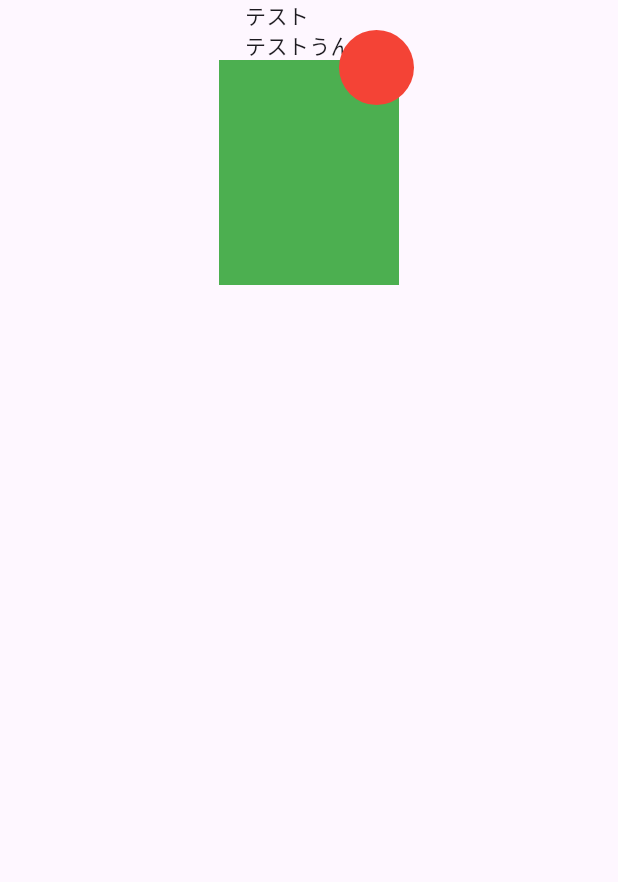
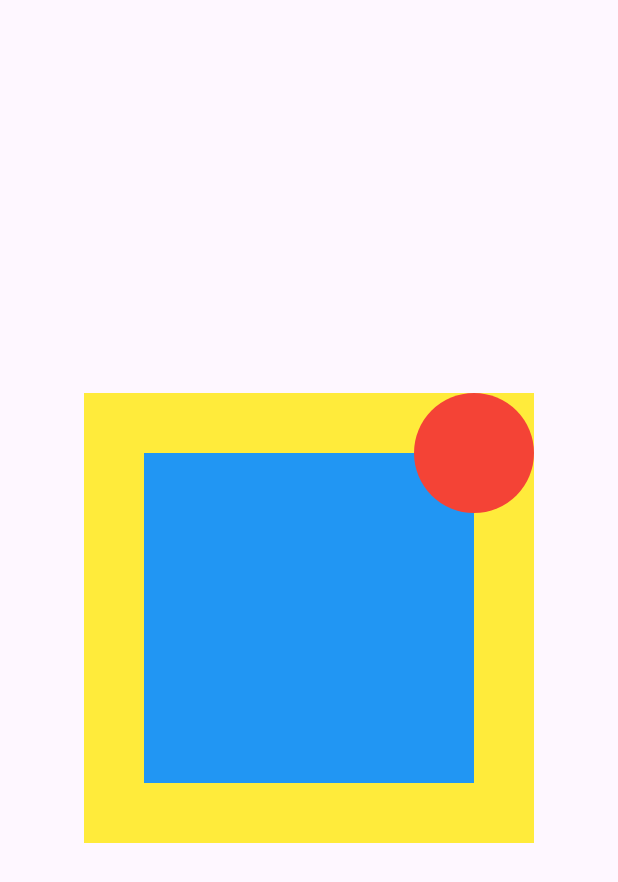
Before and after one commit to kabikira/flutter_note, a Flutter app: the screen it shows after launch, on a phone screen of 412 x 824 dp. Shown: the top 882 px of the screen. Run offline on Flutter 3.47's test engine with Material 3 defaults, Android fonts, the light colour scheme and no system bars; our stand-ins replace envied, flutter_riverpod, freezed_annotation, go_router, riverpod_annotation; generated files the repository leaves out were written again.

Commit message:
#28 追加

```diff
--- a/lib/main.dart
+++ b/lib/main.dart
@@ -12,9 +12,44 @@ class MyApp extends StatelessWidget {
     return const MaterialApp(
       home: Scaffold(
         body: Center(
-          child: MyStack(),
+          child: ExampleOverflow(),
         ),
       ),
+    );
+  }
+}
+
+class ExampleOverflow extends StatelessWidget {
+  const ExampleOverflow({super.key});
+
+  @override
+  Widget build(BuildContext context) {
+    final stack = Stack(
+      clipBehavior: Clip.none,
+      children: [
+        Container(
+          margin: const EdgeInsets.all(40),
+          color: Colors.blue,
+        ),
+        Align(
+          alignment: Alignment.topRight,
+          child: Container(
+            width: 80,
+            height: 80,
+            decoration: const BoxDecoration(
+              color: Colors.red,
+              shape: BoxShape.circle,
+            ),
+          ),
+        )
+      ],
+    );
+
+    return Container(
+      width: 300,
+      height: 300,
+      color: Colors.yellow,
+      child: stack,
     );
   }
 }
--- a/pubspec.yaml
+++ b/pubspec.yaml
@@ -14,6 +14,7 @@ dependencies:
   google_fonts:
   freezed_annotation:
   go_router:
+  flutter_hooks:
   flutter:
     sdk: flutter
 
```
Also changed, not shown: pubspec.lock.
